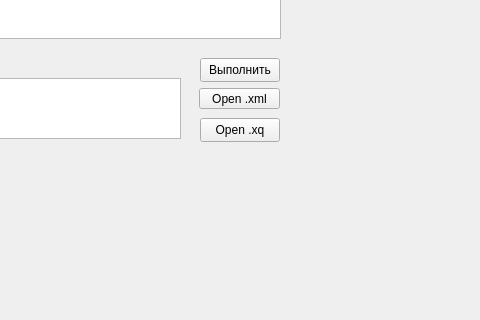
STOLENGER/XML_Reader, file mainwindow.ui: the form before one commit; both pictures show x 150 to 630 and y 152 to 472 of the 800 by 600 pixel window.
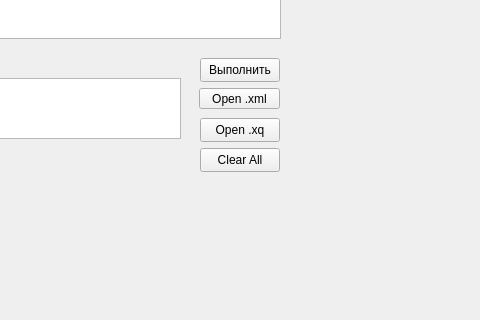
The form after the commit.

What changed in the file:
```diff
--- a/mainwindow.ui
+++ b/mainwindow.ui
@@ -78,6 +78,19 @@
      <string>Open .xq</string>
     </property>
    </widget>
+   <widget class="QPushButton" name="pushButton_Clear">
+    <property name="geometry">
+     <rect>
+      <x>350</x>
+      <y>300</y>
+      <width>80</width>
+      <height>24</height>
+     </rect>
+    </property>
+    <property name="text">
+     <string>Clear All</string>
+    </property>
+   </widget>
   </widget>
   <widget class="QMenuBar" name="menubar">
    <property name="geometry">
```
